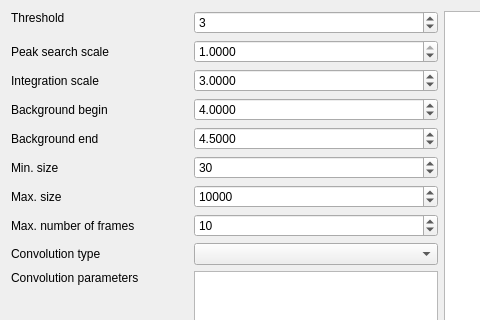
Old version of the form apps/nsxqt/ui/DialogPeakFind.ui in the repository k61n/openhkl; both pictures show x 0 to 480 and y 0 to 320 of the 1308 by 850 pixel window.
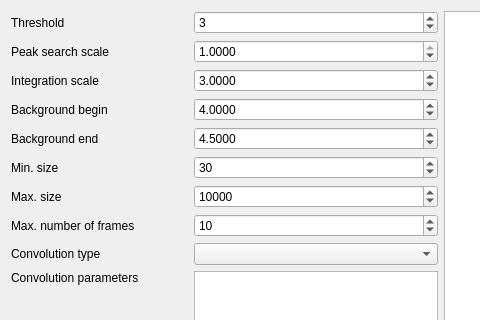
New version of the form.

Commit message: Added the reset functionnality to auto-indexing dialog

What changed in the file:
```diff
--- a/apps/nsxqt/ui/DialogPeakFind.ui
+++ b/apps/nsxqt/ui/DialogPeakFind.ui
@@ -99,7 +99,7 @@
           <string>Threshold</string>
          </property>
          <property name="alignment">
-          <set>Qt::AlignLeading|Qt::AlignLeft|Qt::AlignTop</set>
+          <set>Qt::AlignLeading|Qt::AlignLeft|Qt::AlignVCenter</set>
          </property>
         </widget>
        </item>
```
The commit also changes 4 other files.
